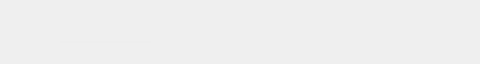
meganz/MEGAsync, file src/MEGASync/transfers/gui/ui/TransferManagerDelegateWidget.ui: the form before one commit; both pictures show x 0 to 480 and y 0 to 64 of the 752 by 64 pixel window.
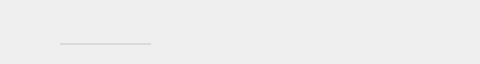
The form after the commit. Icons and pictures are not drawn.

Commit message: Fix theme not applied - Update delegate

Patch:
```diff
--- a/src/MEGASync/transfers/gui/ui/TransferManagerDelegateWidget.ui
+++ b/src/MEGASync/transfers/gui/ui/TransferManagerDelegateWidget.ui
@@ -71,6 +71,9 @@
 
 #lTransferName
 {
+    color: #ff303233; /*colorToken.text-primary*/
+    font-weight: 400;
+    font-size: 12px;
     qProperty-alignment: 'AlignLeft | AlignBottom';
 }
 
@@ -78,25 +81,28 @@
 {
     border:0px;
     border-radius: 2px;
-    background-color: #EEEEEE;
+    background-color: #ffd8d9db; /*colorToken.border-strong*/
+    height: 2px;
 }
 
 QProgressBar::chunk
 {
-  background-color: #6FD7FF;
+  background-color: #ff09bf5b; /*colorToken.indicator-green*/
   border-radius: 2px;
   border:0px;
 }
 
 #lDone, #lTotal
 {
- qProperty-alignment: 'AlignLeft';
+  color:  #ff303233; /*colorToken.text-primary*/
+  qProperty-alignment: 'AlignLeft';
+  font-size: 12px;
   padding: 0;
   margin: 0;
 }
 #lTotal
 {
-  font-weight: bold;
+  font-weight: 600;
 }
 #bItemSpeed
 {
@@ -156,10 +162,13 @@
 
 #lItemTime
 {
-    color: #333333;
-    font-size: 12px;
-    font-weight: bold;
-    padding: 0;
+    color: #ff303233; /*colorToken.text-primary*/
+    font-size: 10px;
+    font-weight: 400;
+    padding-left: 8px;
+    padding-right: 8px;
+    padding-top: 4px;
+    padding-bottom: 4px;
     margin: 0;
 }
 
@@ -337,7 +346,7 @@
          </property>
          <layout class="QVBoxLayout" name="wNameLayout">
           <property name="spacing">
-           <number>0</number>
+           <number>8</number>
           </property>
           <property name="leftMargin">
            <number>0</number>
```
The commit also changes 3 other files.
